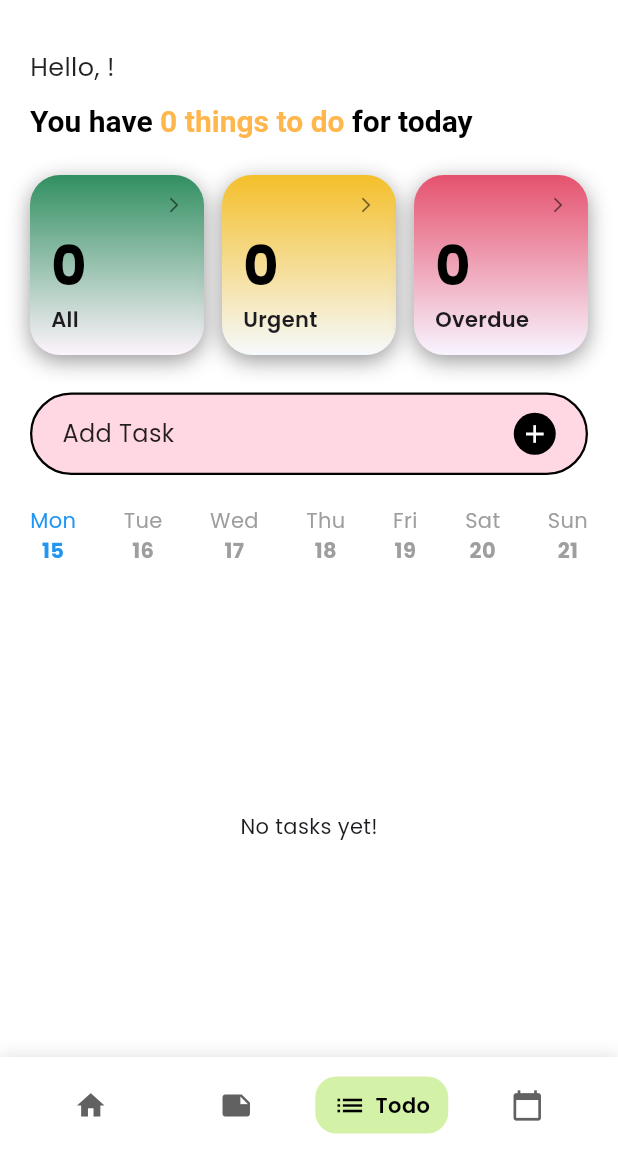
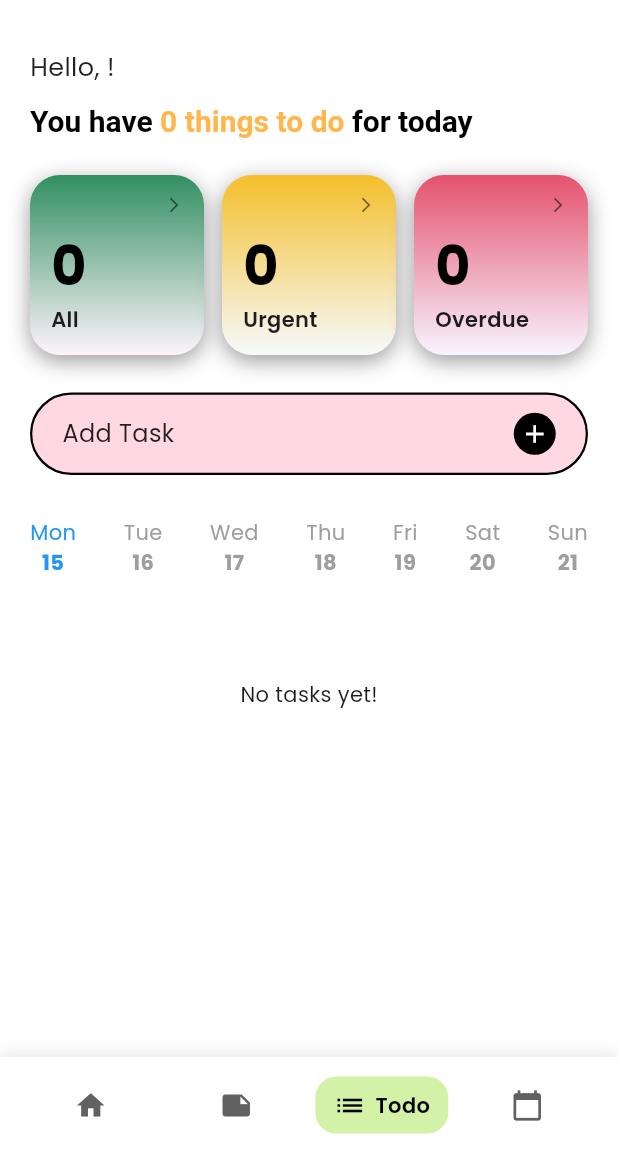
Before and after one commit to susanjong/MindlyApp_MobileDev, a Flutter app: the MainTodoScreen screen opened by its route, on a phone screen of 412 x 824 dp, the part 83-1236 px from its top. Run offline on Flutter 3.47's test engine with Material 3 defaults, Android fonts, the phone set to English and light mode, and no system bars; our stand-ins replace cloud_firestore, firebase_auth, firebase_core, flutter_slidable, flutter_svg, google_fonts and 2 more; missing offline and left inert: flutter_quill; accounts and stored records are empty.

Commit message:
fix: wrap column in SingleChildScrollView to prevent overflow

```diff
--- a/lib/features/to_do_list/presentation/pages/mainTodo.dart
+++ b/lib/features/to_do_list/presentation/pages/mainTodo.dart
@@ -1,22 +1,14 @@
 import 'package:cloud_firestore/cloud_firestore.dart';
 import 'package:flutter/material.dart';
 import 'package:intl/intl.dart';
-
-// ✅ Import Services & Models (Pastikan path sesuai)
 import '../../data/models/todo_model.dart';
 import '../../data/services/todo_services.dart';
-
-// Import Core & Config
 import '../../../../core/services/auth_service.dart';
 import '../../../../config/routes/routes.dart';
 import '../../../../core/widgets/navigation/custom_top_app_bar.dart';
 import '../../../../core/widgets/navigation/custom_navbar_widget.dart';
-
-// Import Widgets
 import '../widgets/task_item.dart';
 import '../widgets/add_task_bottom_sheet.dart';
-
-// Import Pages
 import 'all_category_screen.dart';
 import 'overdue_screen.dart';
 import 'urgent_screen.dart';
@@ -33,7 +25,6 @@ class _MainTodoScreenState extends State<MainTodoScreen> {
   DateTime _selectedDate = DateTime.now();
   String _username = 'User';
 
-  // ✅ Panggil Service
   final TodoService _todoService = TodoService();
 
   @override
@@ -80,7 +71,6 @@ class _MainTodoScreenState extends State<MainTodoScreen> {
         onProfileTap: () => Navigator.pushNamed(context, AppRoutes.profile),
         onNotificationTap: () {},
       ),
-      // ✅ Gunakan StreamBuilder untuk Realtime Update
       body: StreamBuilder<List<TodoModel>>(
         stream: _todoService.getTodosStream(),
         builder: (context, snapshot) {
@@ -91,7 +81,6 @@ class _MainTodoScreenState extends State<MainTodoScreen> {
 
           final allTodos = snapshot.data ?? [];
 
-          // ✅ 2. Logic Hitung Statistik (Urgent, Overdue, All)
           final now = DateTime.now();
           final incompleteTodos = allTodos.where((t) => !t.isCompleted).toList();
 
@@ -109,7 +98,9 @@ class _MainTodoScreenState extends State<MainTodoScreen> {
             return _isSameDate(todo.deadline, _selectedDate);
           }).toList();
 
-          return Column(
+          return SingleChildScrollView(
+            physics: const BouncingScrollPhysics(),
+            child: Column(
               children: [
                 Padding(
                   padding: const EdgeInsets.fromLTRB(20, 20, 20, 0),
@@ -152,16 +143,15 @@ class _MainTodoScreenState extends State<MainTodoScreen> {
                       _buildAddTaskButton(),
                       const SizedBox(height: 20),
 
-                    // Week Days (Static Visual Only)
-                    Row(
+                      // Week Days
+                      Padding(
+                        padding: const EdgeInsets.symmetric(vertical: 8.0),
+                        child: Row(
                           mainAxisAlignment: MainAxisAlignment.spaceBetween,
                           children: List.generate(7, (index) {
-                        // Generate tanggal untuk minggu ini (Senin - Minggu)
                             final now = DateTime.now();
-                        // Anggap minggu dimulai dari Senin (weekday 1)
                             final firstDayOfWeek = now.subtract(Duration(days: now.weekday - 1));
                             final date = firstDayOfWeek.add(Duration(days: index));
-
                             final isSelected = _isSameDate(date, _selectedDate);
 
                             return GestureDetector(
@@ -178,31 +168,35 @@ class _MainTodoScreenState extends State<MainTodoScreen> {
                             );
                           }),
                         ),
+                      ),
                       const SizedBox(height: 20),
                     ],
                   ),
                 ),
 
-              // ✅ Task List Realtime (Firebase)
-              Expanded(
-                child: displayList.isEmpty
-                    ? const Center(child: Text("No tasks yet!"))
+                displayList.isEmpty
+                    ? const Padding(
+                  padding: EdgeInsets.symmetric(vertical: 40),
+                  child: Center(child: Text("No tasks yet!")),
+                )
                     : ListView.builder(
-                  padding: const EdgeInsets.symmetric(horizontal: 20),
-                  physics: const BouncingScrollPhysics(),
+                  padding: const EdgeInsets.symmetric(horizontal: 20, vertical: 10),
+                  physics: const NeverScrollableScrollPhysics(), // Scroll dikendalikan oleh parent
+                  shrinkWrap: true, // Agar tidak error unbounded height
                   itemCount: displayList.length,
                   itemBuilder: (context, index) {
                     final todo = displayList[index];
                     return TaskItem(
                       task: _mapModelToTaskItem(todo),
-
                       onToggle: () => _todoService.toggleTodoStatus(todo.id, todo.isCompleted),
                       onDelete: () => _todoService.deleteTodo(todo.id),
                     );
                   },
                 ),
+
+                const SizedBox(height: 80),
+              ],
             ),
-            ],
           );
         },
       ),
@@ -211,8 +205,6 @@ class _MainTodoScreenState extends State<MainTodoScreen> {
       ),
     );
   }
-
-  // --- Widget Helpers ---
 
   Widget _buildGreetingStream() {
     return StreamBuilder<DocumentSnapshot<Map<String, dynamic>>>(
@@ -260,7 +252,7 @@ class _MainTodoScreenState extends State<MainTodoScreen> {
     );
   }
 
-  // ✅ Logic Simpan ke Firebase saat Add Task
+  // Logic Simpan ke Firebase saat Add Task
   void _showAddTaskDialog() {
     AddTaskBottomSheet.show(
       context,
```
Lines whose indentation alone changed are shown as unchanged.
